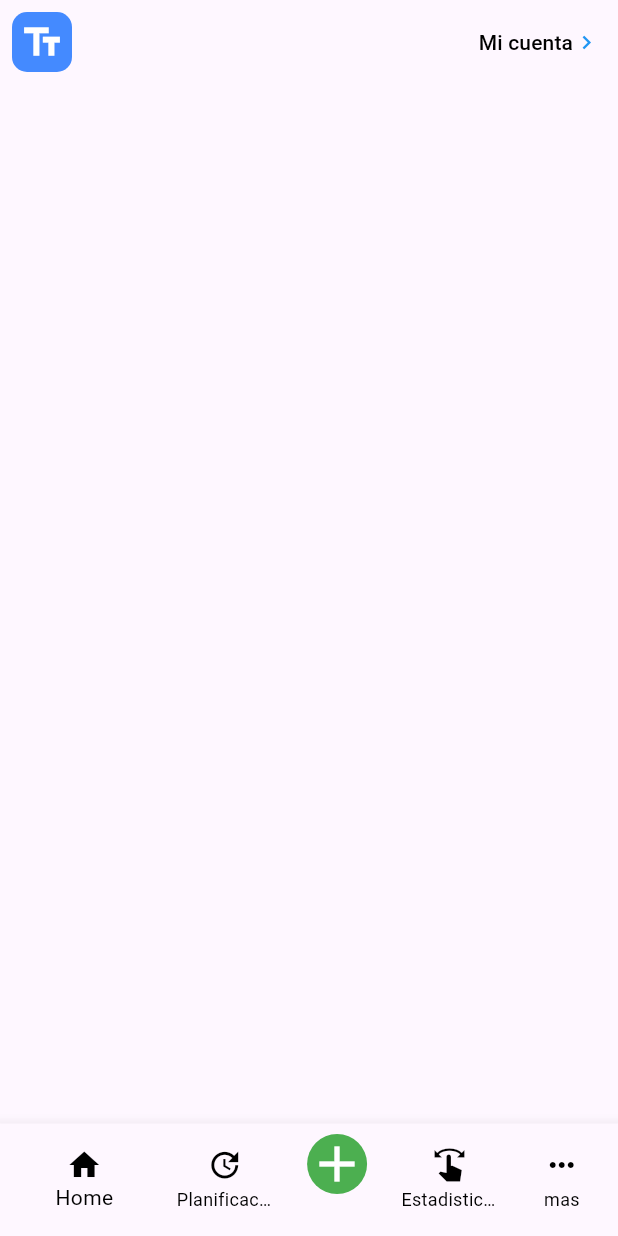
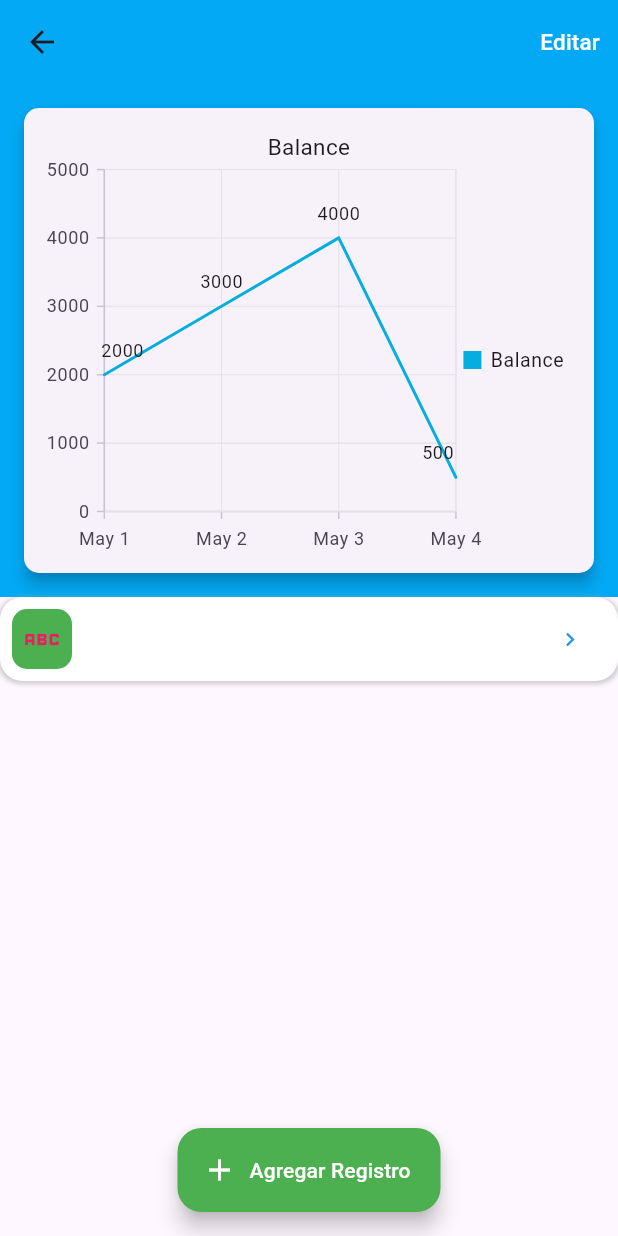
Before and after one commit to funkai13/money_mate, a Flutter app: the AccountBalanceScreen screen opened directly with empty values, on a phone screen of 412 x 824 dp. Run offline on Flutter 3.47's test engine with Material 3 defaults, Android fonts, the phone set to English and light mode, and no system bars; our stand-ins replace card_swiper, cloud_firestore, firebase_auth, firebase_core, flutter_riverpod, get_it and 4 more; missing offline and left inert: dart:ffi; accounts and stored records are empty.

Commit message:
Update account_balance_screen.dart

```diff
--- a/lib/feature/balance/presenter/screens/account_balance_screen.dart
+++ b/lib/feature/balance/presenter/screens/account_balance_screen.dart
@@ -1,9 +1,11 @@
 import 'package:flutter/material.dart';
-import 'package:flutter_riverpod/flutter_riverpod.dart';
-import 'package:money_mate/core/mobile_design_system/shared/widgets/navigation_bottom_bar.dart';
 import 'package:money_mate/feature/Transactions/presenter/screen/widgets/transaction_info_row.dart';
+import 'package:money_mate/feature/balance/presenter/screens/widgets/create_account_balance_dialog.dart';
+import 'package:money_mate/feature/home/presenter/screen/widgets/chart_card.dart';
 
-class AccountBalanceScreen extends ConsumerStatefulWidget {
+import '../../../Transactions/presenter/screen/widgets/add_transaction_dialog.dart';
+
+class AccountBalanceScreen extends StatelessWidget {
   final String title;
   final double balance;
 
@@ -14,27 +16,115 @@ class AccountBalanceScreen extends ConsumerStatefulWidget {
   });
 
   @override
-  ConsumerState<ConsumerStatefulWidget> createState() =>
-      _AccountBalanceScreenState();
-}
-
-class _AccountBalanceScreenState extends ConsumerState<AccountBalanceScreen> {
-  @override
   Widget build(BuildContext context) {
     return Scaffold(
-      bottomNavigationBar: NavigationBottomBar(),
+      appBar: AppBar(
+        titleTextStyle: const TextStyle(
+          fontSize: 23,
+          fontWeight: FontWeight.w600,
+          color: Colors.white,
+        ),
+        backgroundColor: Colors.lightBlue,
+        centerTitle: true,
+        title: Text(title),
+        actions: [
+          TextButton(
+            onPressed: () {
+              showModalBottomSheet(
+                context: context,
+                isScrollControlled: true,
+                builder: (context) => DraggableScrollableSheet(
+                  expand: false,
+                  builder: (context, scrollController) => SingleChildScrollView(
+                    controller: scrollController,
+                    child: const CreateAccountBalanceDialog(),
+                  ),
+                ),
+              );
+            },
+            child: const Text(
+              'Editar',
+              style: TextStyle(
+                color: Colors.white,
+                fontSize: 15,
+              ),
+            ),
+          )
+        ],
+      ),
+      floatingActionButton: Stack(
+        alignment: Alignment.center,
+        children: [
+          FloatingActionButton.extended(
+            onPressed: () {
+              showModalBottomSheet(
+                context: context,
+                isScrollControlled: true,
+                builder: (context) => DraggableScrollableSheet(
+                  expand: false,
+                  builder: (context, scrollController) => SingleChildScrollView(
+                    controller: scrollController,
+                    child: const AddTransactionDialog(),
+                  ),
+                ),
+              );
+            },
+            backgroundColor: Colors.green,
+            icon: const Icon(
+              Icons.add,
+              color: Colors.white,
+            ),
+            label: const Text(
+              'Agregar Registro',
+              style: TextStyle(
+                color: Colors.white,
+              ),
+            ),
+          ),
+        ],
+      ),
+      floatingActionButtonLocation: FloatingActionButtonLocation.centerFloat,
       body: SafeArea(
+        child: SingleChildScrollView(
+          child: Column(
+            mainAxisAlignment: MainAxisAlignment.center,
+            crossAxisAlignment: CrossAxisAlignment.center,
+            children: [
+              Container(
+                  color: Colors.lightBlue,
+                  padding: const EdgeInsets.all(12),
+                  child: const ChartCard()),
+              Container(
+                decoration: BoxDecoration(
+                  color: Colors.white,
+                  borderRadius: BorderRadius.circular(
+                      15.0), // Radio de esquinas redondeadas
+                  boxShadow: [
+                    BoxShadow(
+                      color: Colors.grey.withOpacity(0.5), // Sombra
+                      spreadRadius: 1,
+                      blurRadius: 2,
+                      offset: const Offset(0,
+                          1), // Cambiar el offset si deseas ajustar la sombra
+                    ),
+                  ],
+                ),
                 child: Column(
                   children: [
                     TransactionInfoRow(
-              title: widget.title,
-              buttonText: 'Mi cuenta',
-              icon: Icons.text_fields,
-              containerColor: Colors.blueAccent,
+                      title: title,
+                      buttonText: title,
+                      icon: Icons.abc_outlined,
+                      containerColor: Colors.green,
                       buttonIcon: Icons.navigate_next,
-              iconColor: Colors.white,
+                      iconColor: Colors.pink,
                     ),
+                    // Agrega aquí las demás filas de información
                   ],
+                ),
+              )
+            ],
+          ),
         ),
       ),
     );
```
Lines whose indentation alone changed are shown as unchanged.
